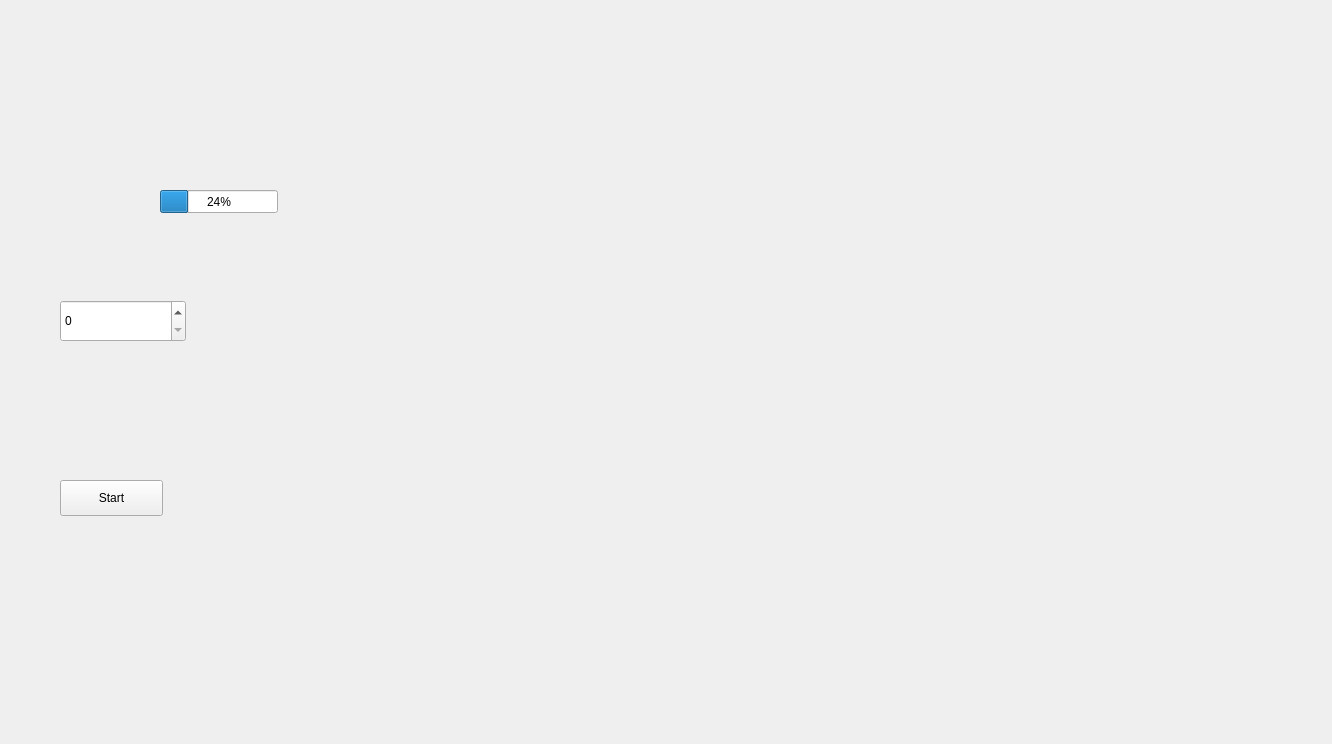
Before: the Qt Designer form python/app/g2panel.ui in slsdetectorgroup/reuss, drawn with Qt 5.
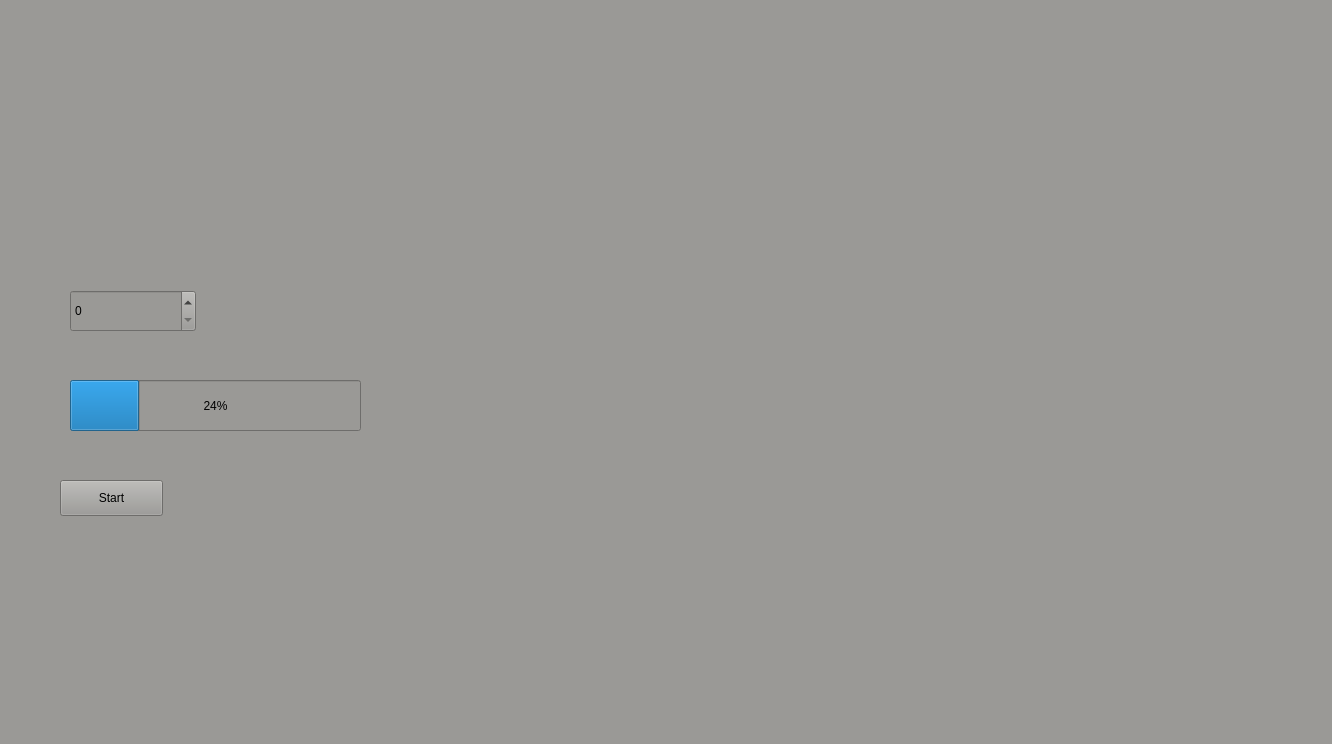
After: the same form once the commit is applied. Custom widgets are drawn as their Qt base class.

Patch:
```diff
--- a/python/app/g2panel.ui
+++ b/python/app/g2panel.ui
@@ -13,6 +13,12 @@
   <property name="windowTitle">
    <string>Detector Controls</string>
   </property>
+  <property name="autoFillBackground">
+   <bool>false</bool>
+  </property>
+  <property name="styleSheet">
+   <string notr="true">background-color: rgb(154, 153, 150);</string>
+  </property>
   <widget class="QWidget" name="centralwidget">
    <widget class="PlotWidget" name="plotWidget" native="true">
     <property name="geometry">
@@ -40,8 +46,8 @@
    <widget class="QSpinBox" name="spinBox">
     <property name="geometry">
      <rect>
-      <x>60</x>
-      <y>300</y>
+      <x>70</x>
+      <y>290</y>
       <width>126</width>
       <height>42</height>
      </rect>
@@ -50,10 +56,10 @@
    <widget class="QProgressBar" name="progressBar">
     <property name="geometry">
      <rect>
-      <x>160</x>
-      <y>190</y>
-      <width>118</width>
-      <height>23</height>
+      <x>70</x>
+      <y>380</y>
+      <width>291</width>
+      <height>51</height>
      </rect>
     </property>
     <property name="value">
```
Left out of the diff: 4 changed lines with no effect on the pictures.
